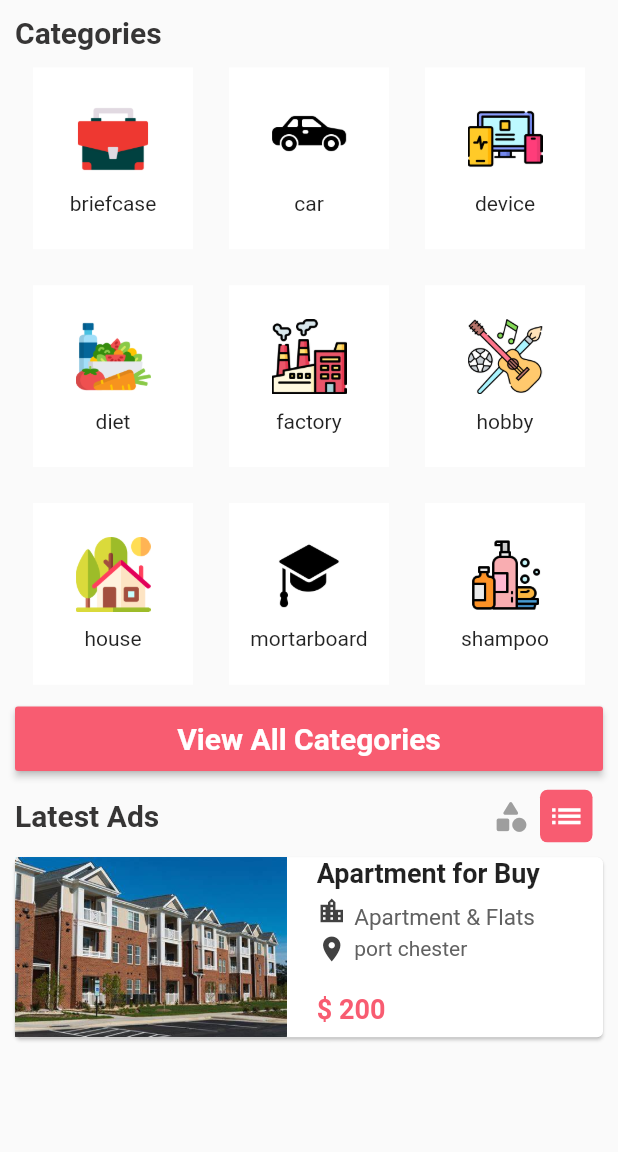
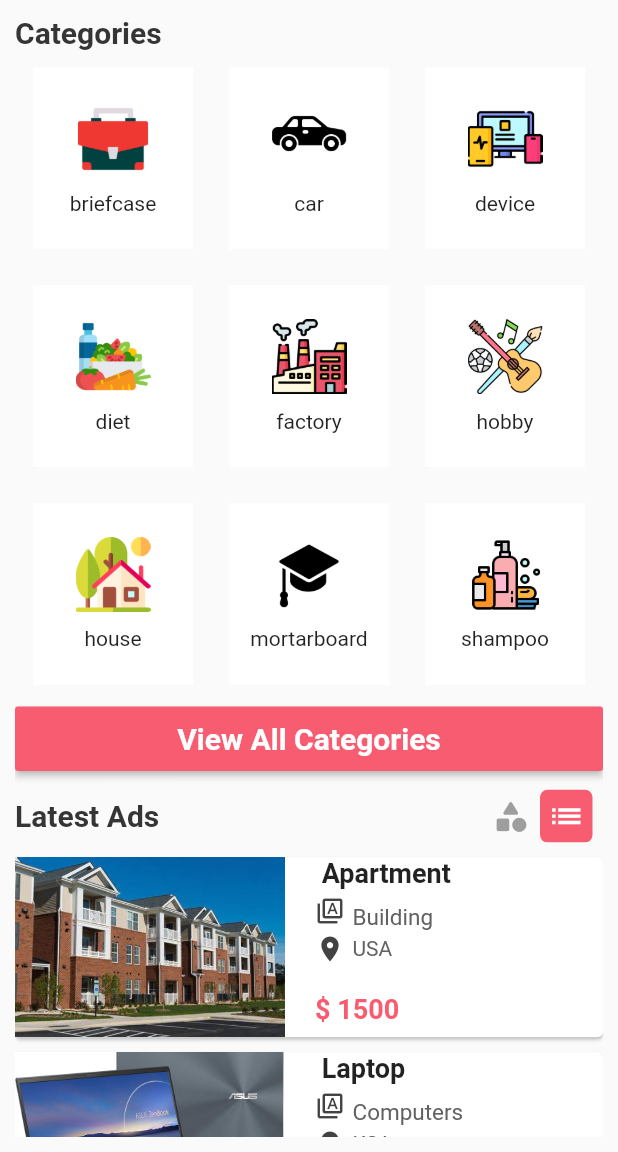
Before and after one commit to hamzaalsaleh/Task1, a Flutter app: the Screen1 screen opened directly, on a phone screen of 412 x 824 dp, the part 84-1236 px from its top. Run offline on Flutter 3.47's test engine with Material 2 defaults, Android fonts, the phone set to English and light mode, and no system bars; Roboto replaces fonts that are missing (subtitle).

Commit message:
third commit

```diff
--- a/lib/data/adsdata.dart
+++ b/lib/data/adsdata.dart
@@ -1,3 +1,29 @@
+import 'package:task1/const/imageurl.dart';
 import 'package:task1/model/adsmodel.dart';
 
-List<AdsModel> adslist = [];
+List<AdsModel> adslist = [
+  AdsModel(
+      city: "USA",
+      image: Assetimage.apartment,
+      name: "Apartment",
+      price: "\$ 1500",
+      type: "Building",
+      featured: false,
+      top: false),
+  AdsModel(
+      city: "KSA",
+      image: Assetimage.lap,
+      name: "Laptop",
+      price: "\$ 500",
+      type: "Computers",
+      featured: true,
+      top: false),
+  AdsModel(
+      city: "Syria",
+      image: Assetimage.s22,
+      name: "S22 Altra",
+      price: "\$ 700",
+      type: "Mobile Phone",
+      featured: true,
+      top: true),
+];
--- a/lib/main.dart
+++ b/lib/main.dart
@@ -1,4 +1,5 @@
 import 'package:flutter/material.dart';
+import 'package:task1/Sceen/sceen1.dart';
 
 import 'package:task1/Sceen/screen2.dart';
 
@@ -12,7 +13,7 @@ class MyApp extends StatelessWidget {
   Widget build(BuildContext context) {
     return const MaterialApp(
       debugShowCheckedModeBanner: false,
-      home: Screen2(),
+      home: Screen1(),
     );
   }
 }
--- a/lib/model/adsmodel.dart
+++ b/lib/model/adsmodel.dart
@@ -4,7 +4,11 @@ class AdsModel {
   final String? city;
   final String? type;
   final String? price;
+  final bool? featured;
+  final bool? top;
   AdsModel({
+    this.featured,
+    this.top,
     this.name,
     this.image,
     this.city,
--- a/lib/widget/customcard.dart
+++ b/lib/widget/customcard.dart
@@ -1,35 +1,43 @@
 import 'package:flutter/material.dart';
 import 'package:task1/const/appcolor.dart';
-import 'package:task1/const/imageurl.dart';
+
+import 'package:task1/data/adsdata.dart';
 
 class CustomCard extends StatelessWidget {
   const CustomCard({super.key});
 
   @override
   Widget build(BuildContext context) {
-    return Card(
+    return ListView.builder(
+      physics: const NeverScrollableScrollPhysics(),
+      shrinkWrap: true,
+      itemCount: adslist.length,
+      itemBuilder: (context, index) => Card(
         margin: const EdgeInsets.only(top: 10),
         child: Row(
           crossAxisAlignment: CrossAxisAlignment.start,
           children: [
             Container(
+              width: 180,
               margin: const EdgeInsets.only(right: 20),
               child: Image.asset(
-              Assetimage.apartment,
+                fit: BoxFit.cover,
+                adslist[index].image!,
                 height: 120,
               ),
             ),
             Column(
               crossAxisAlignment: CrossAxisAlignment.start,
               children: [
-              const Text(
-                "Apartment for Buy",
-                style: TextStyle(fontSize: 18, fontWeight: FontWeight.bold),
+                Text(
+                  " ${adslist[index].name}",
+                  style: const TextStyle(
+                      fontSize: 18, fontWeight: FontWeight.bold),
                 ),
                 Row(
                   children: [
                     Icon(
-                    Icons.location_city,
+                      Icons.type_specimen_outlined,
                       size: 20,
                       color: Colors.grey[800],
                     ),
@@ -37,7 +45,7 @@ class CustomCard extends StatelessWidget {
                       width: 5,
                     ),
                     Text(
-                    "Apartment & Flats",
+                      "${adslist[index].type}",
                       style: TextStyle(
                           height: 2, fontSize: 15, color: Colors.grey[700]),
                     ),
@@ -54,16 +62,16 @@ class CustomCard extends StatelessWidget {
                       width: 5,
                     ),
                     Text(
-                    "port chester",
+                      "${adslist[index].city}",
                       style: TextStyle(color: Colors.grey[700]),
                     ),
                   ],
                 ),
-              SizedBox(
+                const SizedBox(
                   height: 20,
                 ),
                 Text(
-                "\$ 200",
+                  "${adslist[index].price}",
                   style: TextStyle(
                       color: AppColor.primerycolor,
                       fontSize: 18,
@@ -73,6 +81,7 @@ class CustomCard extends StatelessWidget {
             )
           ],
         ),
+      ),
     );
   }
 }
```
Also changed, not shown: lib/Sceen/screen2.dart (deleted, +0 -42 lines), lib/const/imageurl.dart (+6 -1 lines), assetes/image/lap.jpg (added), assetes/image/s22.jpg (added). Lines whose indentation alone changed are shown as unchanged.
